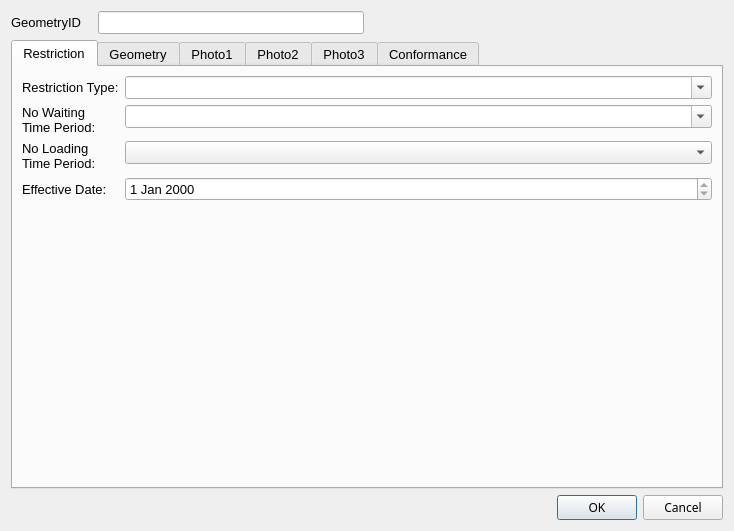
tlh22/TOMs, file restrictionLineDetails_dialog_base2.ui: the form before one commit.
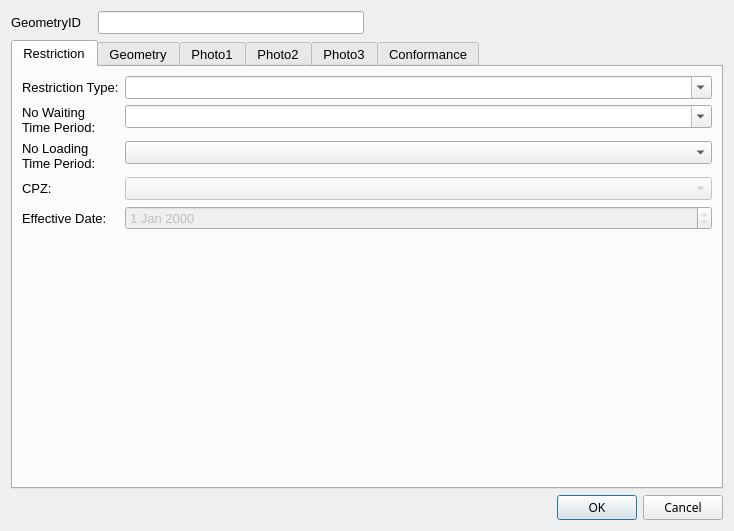
The form after the commit.

Commit message: Further changes to forms and startup

The edit to the form file:
```diff
--- a/restrictionLineDetails_dialog_base2.ui
+++ b/restrictionLineDetails_dialog_base2.ui
@@ -193,20 +193,37 @@
        <item row="2" column="1">
         <widget class="QComboBox" name="NoLoadingTimeID"/>
        </item>
-       <item row="3" column="0">
+       <item row="4" column="0">
         <widget class="QLabel" name="lbl_OpenDate">
          <property name="text">
           <string>Effective Date:</string>
          </property>
         </widget>
        </item>
-       <item row="3" column="1">
+       <item row="4" column="1">
         <widget class="QDateEdit" name="OpenDate">
+         <property name="enabled">
+          <bool>false</bool>
+         </property>
          <property name="readOnly">
           <bool>true</bool>
          </property>
         </widget>
        </item>
+       <item row="3" column="0">
+        <widget class="QLabel" name="lbl_CPZ">
+         <property name="text">
+          <string>CPZ:</string>
+         </property>
+        </widget>
+       </item>
+       <item row="3" column="1">
+        <widget class="QComboBox" name="CPZ">
+         <property name="enabled">
+          <bool>false</bool>
+         </property>
+        </widget>
+       </item>
       </layout>
      </widget>
      <widget class="QWidget" name="tab">
```
The commit also changes 3 other files.
